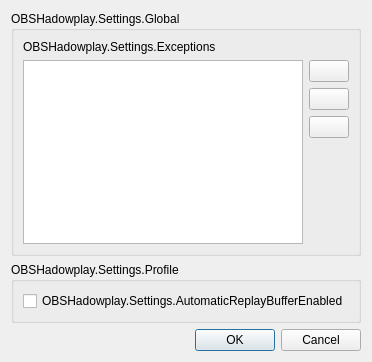
Above: src/ui/SettingsDialog.ui from EZ64cool/obs-hadowplay before the change. Below: the same form after it.
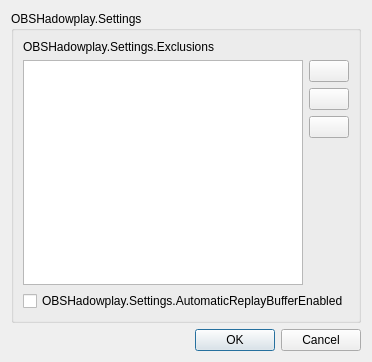
That is the form after the change.

What changed in the file:
```diff
--- a/src/ui/SettingsDialog.ui
+++ b/src/ui/SettingsDialog.ui
@@ -26,13 +26,13 @@
    <item>
     <widget class="QGroupBox" name="group_box_global">
      <property name="title">
-      <string>OBSHadowplay.Settings.Global</string>
+      <string>OBSHadowplay.Settings</string>
      </property>
      <layout class="QVBoxLayout" name="verticalLayout_3">
       <item>
        <widget class="QLabel" name="exxceptions_label">
         <property name="text">
-         <string>OBSHadowplay.Settings.Exceptions</string>
+         <string>OBSHadowplay.Settings.Exclusions</string>
         </property>
        </widget>
       </item>
@@ -115,15 +115,6 @@
         </item>
        </layout>
       </item>
-     </layout>
-    </widget>
-   </item>
-   <item>
-    <widget class="QGroupBox" name="group_box_profile">
-     <property name="title">
-      <string>OBSHadowplay.Settings.Profile</string>
-     </property>
-     <layout class="QVBoxLayout" name="verticalLayout_2">
       <item>
        <widget class="QCheckBox" name="automatic_replay_checkbox">
         <property name="text">
```
Left out of the diff: 6 changed lines with no effect on the pictures.
